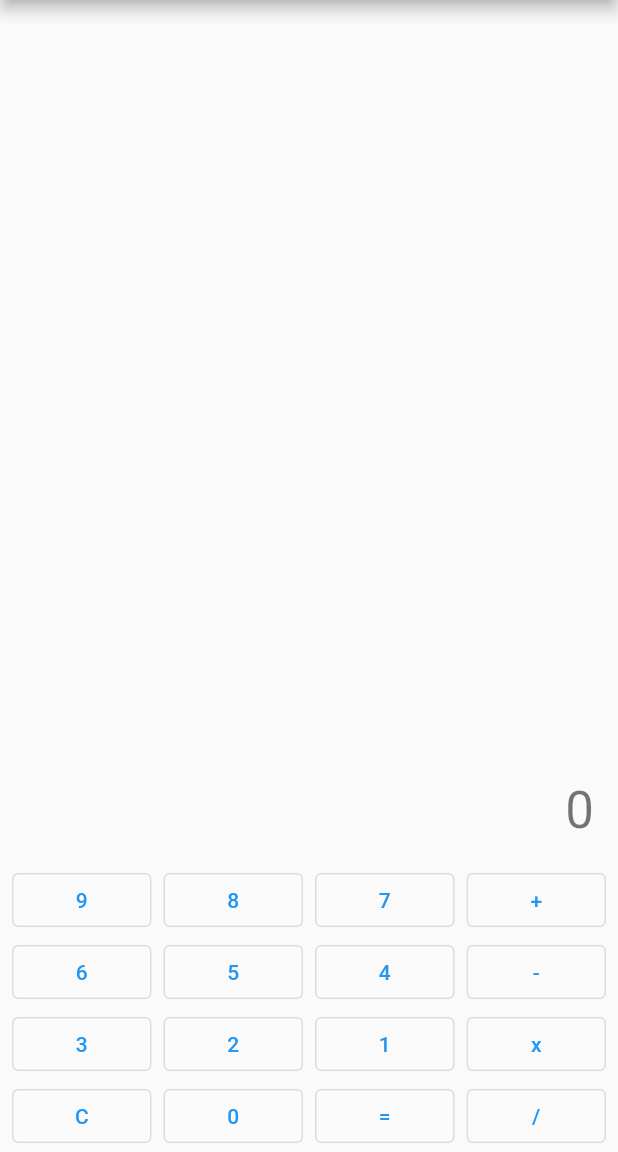
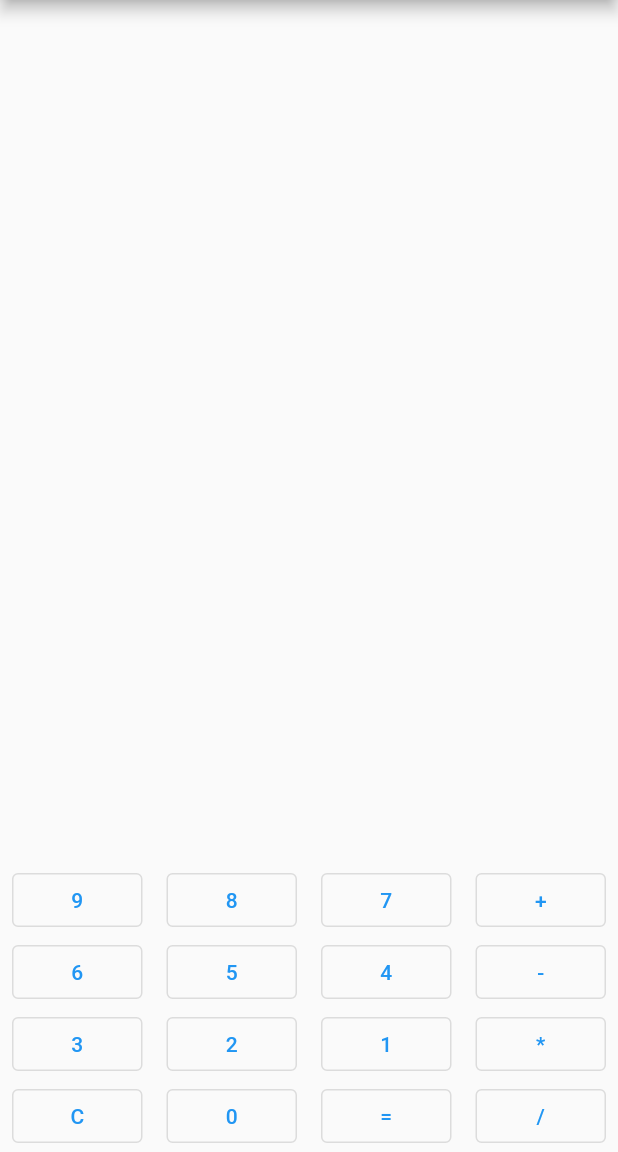
Before and after one commit to JaldeepAsodariya/gdsc-tenet-flutter-workshop, a Flutter app: the screen it shows after launch, on a phone screen of 412 x 824 dp, the part 84-1236 px from its top. Run offline on Flutter 3.47's test engine with Material 2 defaults, Android fonts, the phone set to English and light mode, and no system bars.

Commit message:
Make calculator functional

```diff
--- a/lib/main.dart
+++ b/lib/main.dart
@@ -30,6 +30,12 @@ class MyHomePage extends StatefulWidget {
 }
 
 class _MyHomePageState extends State<MyHomePage> {
+  int firstVal = 0;
+  int secondVal = 0;
+  String operation = '';
+  String displayText = '';
+  String result = '';
+
   @override
   Widget build(BuildContext context) {
     return Scaffold(
@@ -44,65 +50,147 @@ class _MyHomePageState extends State<MyHomePage> {
               padding: const EdgeInsets.all(16.0),
               alignment: Alignment.bottomRight,
               child: Text(
-                '0',
-                style: Theme.of(context).textTheme.headline4,
+                displayText,
+                style: Theme.of(context).textTheme.headlineLarge,
               ),
             ),
           ),
           Row(
             children: [
-              const SizedBox(width: 8.0,),
-              Expanded(child: OutlinedButton(onPressed: (){}, child: const Text('9'),)),
-              const SizedBox(width: 8.0,),
-              Expanded(child: OutlinedButton(onPressed: (){}, child: const Text('8'),)),
-              const SizedBox(width: 8.0,),
-              Expanded(child: OutlinedButton(onPressed: (){}, child: const Text('7'),),),
-              const SizedBox(width: 8.0,),
-              Expanded(child: OutlinedButton(onPressed: (){}, child: const Text('+'),),),
-              const SizedBox(width: 8.0,),
+              CustomOutlinedButton(
+                label: '9',
+                onPressedButton: () => onButtonClicked('9'),
+              ),
+              CustomOutlinedButton(
+                label: '8',
+                onPressedButton: () => onButtonClicked('8'),
+              ),
+              CustomOutlinedButton(
+                label: '7',
+                onPressedButton: () => onButtonClicked('7'),
+              ),
+              CustomOutlinedButton(
+                label: '+',
+                onPressedButton: () => onButtonClicked('+'),
+              ),
             ],
           ),
           Row(
             children: [
-              const SizedBox(width: 8.0,),
-              Expanded(child: OutlinedButton(onPressed: (){}, child: const Text('6'),)),
-              const SizedBox(width: 8.0,),
-              Expanded(child: OutlinedButton(onPressed: (){}, child: const Text('5'),)),
-              const SizedBox(width: 8.0,),
-              Expanded(child: OutlinedButton(onPressed: (){}, child: const Text('4'),)),
-              const SizedBox(width: 8.0,),
-              Expanded(child: OutlinedButton(onPressed: (){}, child: const Text('-'),)),
-              const SizedBox(width: 8.0,),
+              CustomOutlinedButton(
+                label: '6',
+                onPressedButton: () => onButtonClicked('6'),
+              ),
+              CustomOutlinedButton(
+                label: '5',
+                onPressedButton: () => onButtonClicked('5'),
+              ),
+              CustomOutlinedButton(
+                label: '4',
+                onPressedButton: () => onButtonClicked('4'),
+              ),
+              CustomOutlinedButton(
+                label: '-',
+                onPressedButton: () => onButtonClicked('-'),
+              ),
             ],
           ),
           Row(
             children: [
-              const SizedBox(width: 8.0,),
-              Expanded(child: OutlinedButton(onPressed: (){}, child: const Text('3'),)),
-              const SizedBox(width: 8.0,),
-              Expanded(child: OutlinedButton(onPressed: (){}, child: const Text('2'),)),
-              const SizedBox(width: 8.0,),
-              Expanded(child: OutlinedButton(onPressed: (){}, child: const Text('1'),)),
-              const SizedBox(width: 8.0,),
-              Expanded(child: OutlinedButton(onPressed: (){}, child: const Text('x'),)),
-              const SizedBox(width: 8.0,),
+              CustomOutlinedButton(
+                label: '3',
+                onPressedButton: () => onButtonClicked('3'),
+              ),
+              CustomOutlinedButton(
+                label: '2',
+                onPressedButton: () => onButtonClicked('2'),
+              ),
+              CustomOutlinedButton(
+                label: '1',
+                onPressedButton: () => onButtonClicked('1'),
+              ),
+              CustomOutlinedButton(
+                label: '*',
+                onPressedButton: () => onButtonClicked('*'),
+              ),
             ],
           ),
           Row(
             children: [
-              const SizedBox(width: 8.0,),
-              Expanded(child: OutlinedButton(onPressed: (){}, child: const Text('C'),)),
-              const SizedBox(width: 8.0,),
-              Expanded(child: OutlinedButton(onPressed: (){}, child: const Text('0'),)),
-              const SizedBox(width: 8.0,),
-              Expanded(child: OutlinedButton(onPressed: (){}, child: const Text('='),)),
-              const SizedBox(width: 8.0,),
-              Expanded(child: OutlinedButton(onPressed: (){}, child: const Text('/'),)),
-              const SizedBox(width: 8.0,),
+              CustomOutlinedButton(
+                label: 'C',
+                onPressedButton: () => onButtonClicked('C'),
+              ),
+              CustomOutlinedButton(
+                label: '0',
+                onPressedButton: () => onButtonClicked('0'),
+              ),
+              CustomOutlinedButton(
+                label: '=',
+                onPressedButton: () => onButtonClicked('='),
+              ),
+              CustomOutlinedButton(
+                label: '/',
+                onPressedButton: () => onButtonClicked('/'),
+              ),
             ],
           ),
         ],
       ),
     );
   }
+
+  void onButtonClicked(String value) {
+    if (value == 'C') {
+      result = '';
+      displayText = '';
+      firstVal = 0;
+      secondVal = 0;
+    } else if (value == '+' || value == '-' || value == '*' || value == '/') {
+      firstVal = int.parse(displayText);
+      result = '';
+      operation = value;
+    } else if (value == "=") {
+      secondVal = int.parse(displayText);
+      if (operation == '+') {
+        result = (firstVal + secondVal).toString();
+      }
+      if (operation == '-') {
+        result = (firstVal - secondVal).toString();
+      }
+      if (operation == '*') {
+        result = (firstVal * secondVal).toString();
+      }
+      if (operation == '/') {
+        result = (firstVal ~/ secondVal).toString();
+      }
+    } else {
+      result = (displayText + value).toString();
+    }
+    setState(() {
+      displayText = result;
+    });
+  }
 }
+
+class CustomOutlinedButton extends StatelessWidget {
+  const CustomOutlinedButton(
+      {Key? key, required this.label, required this.onPressedButton})
+      : super(key: key);
+
+  final String label;
+  final VoidCallback? onPressedButton;
+
+  @override
+  Widget build(BuildContext context) {
+    return Expanded(
+      child: Padding(
+        padding: const EdgeInsets.only(left: 8.0, right: 8.0),
+        child: OutlinedButton(
+          onPressed: onPressedButton,
+          child: Text(label),
+        ),
+      ),
+    );
+  }
+}
```
